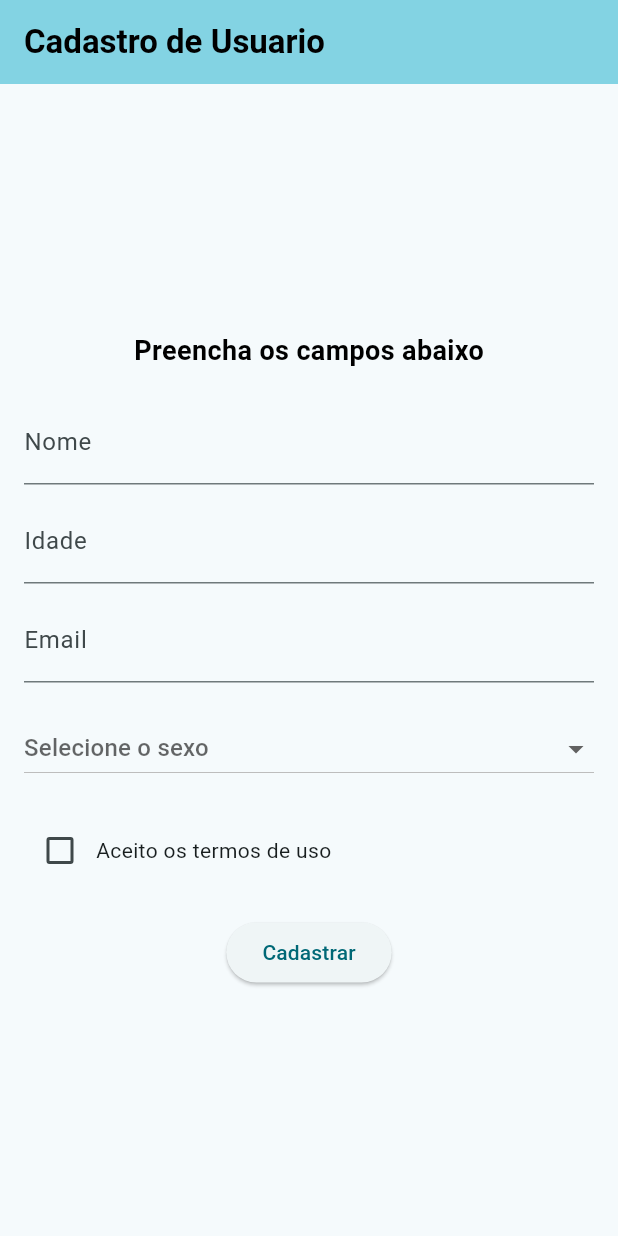
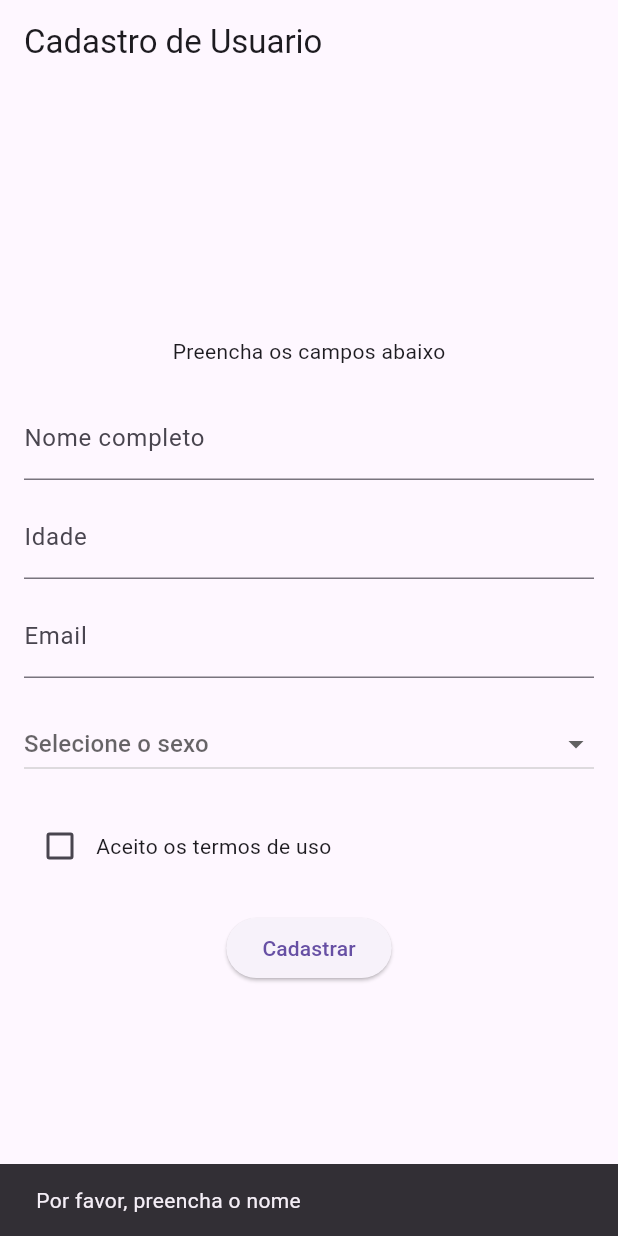
Before and after one commit to pedrojoaofreitasdasilvafacul-cloud/flutteratv2, a Flutter app: the screen it shows after launch, after a tap on "Cadastrar", on a phone screen of 412 x 824 dp. Run offline on Flutter 3.47's test engine with Material 3 defaults, Android fonts, the phone set to English and light mode, and no system bars.

Commit message:
atividade 2 feita

```diff
--- a/atvdois/lib/main.dart
+++ b/atvdois/lib/main.dart
@@ -1,4 +1,5 @@
 import 'package:flutter/material.dart';
+import 'confirmacao_tela.dart';
 
 void main() {
   runApp(const MyApp());
@@ -8,14 +9,9 @@ class MyApp extends StatelessWidget {
   const MyApp({super.key});
 
   @override
-
   Widget build(BuildContext context) {
-
     return MaterialApp(
       title: 'Cadastro de Usuario',
-      theme: ThemeData(
-        colorScheme: ColorScheme.fromSeed(seedColor: Colors.cyan),
-      ),
       home: const MyHomePage(title: 'Cadastro de Usuario'),
     );
   }
@@ -31,23 +27,89 @@ class MyHomePage extends StatefulWidget {
 }
 
 class _MyHomePageState extends State<MyHomePage> {
-
-
   final TextEditingController nomeController = TextEditingController();
   final TextEditingController idadeController = TextEditingController();
   final TextEditingController emailController = TextEditingController();
 
-
   String? sexoSelecionado;
   bool aceitouTermos = false;
 
+  final FocusNode nomeFocus = FocusNode();
+  final FocusNode idadeFocus = FocusNode();
+  final FocusNode emailFocus = FocusNode();
+
+  @override
+  void dispose() {
+    nomeController.dispose();
+    idadeController.dispose();
+    emailController.dispose();
+    nomeFocus.dispose();
+    idadeFocus.dispose();
+    emailFocus.dispose();
+    super.dispose();
+  }
+
+  bool validarCampos(BuildContext context) {
+    if (nomeController.text.trim().isEmpty) {
+      _mostrarSnackBar(context, 'Por favor, preencha o nome');
+      return false;
+    }
+
+    if (idadeController.text.trim().isEmpty) {
+      _mostrarSnackBar(context, 'Por favor, preencha a idade');
+      return false;
+    }
+
+    int? idade;
+    try {
+      idade = int.parse(idadeController.text.trim());
+    } catch (e) {
+      _mostrarSnackBar(context, 'Idade deve ser um número válido');
+      return false;
+    }
+
+    if (idade < 18) {
+      _mostrarSnackBar(context, 'Você deve ter 18 anos ou mais');
+      return false;
+    }
+
+    String email = emailController.text.trim();
+    if (email.isEmpty) {
+      _mostrarSnackBar(context, 'Por favor, preencha o email');
+      return false;
+    }
+    if (!email.contains('@') || !email.contains('.')) {
+      _mostrarSnackBar(context, 'Email inválido. Deve conter "@" e "."');
+      return false;
+    }
+
+    if (sexoSelecionado == null) {
+      _mostrarSnackBar(context, 'Por favor, selecione o sexo');
+      return false;
+    }
+
+    if (!aceitouTermos) {
+      _mostrarSnackBar(context, 'Você deve aceitar os termos de uso');
+      return false;
+    }
+
+    return true;
+  }
+
+  void _mostrarSnackBar(BuildContext context, String mensagem) {
+    ScaffoldMessenger.of(context).showSnackBar(
+      SnackBar(
+        content: Text(mensagem),
+        duration: const Duration(seconds: 2),
+      ),
+    );
+  }
+
   @override
   Widget build(BuildContext context) {
-
     return Scaffold(
       appBar: AppBar(
-        backgroundColor: Theme.of(context).colorScheme.inversePrimary,
-        title: Text(widget.title, style: const TextStyle(fontSize: 22, fontWeight: FontWeight.bold,color: Colors.black,)),
+        title: Text(widget.title),
       ),
       body: Center(
         child: Padding(
@@ -55,81 +117,122 @@ class _MyHomePageState extends State<MyHomePage> {
           child: Column(
             mainAxisAlignment: MainAxisAlignment.center,
             children: [
-
               const Text(
                 "Preencha os campos abaixo",
-                style: TextStyle(fontSize: 18, fontWeight: FontWeight.bold,color: Colors.black,),
               ),
-
               const SizedBox(height: 20),
 
+              // Campo Nome
               TextField(
                 controller: nomeController,
-                decoration: const InputDecoration(labelText: "Nome"),
+                focusNode: nomeFocus,
+                textInputAction: TextInputAction.next,
+                onSubmitted: (_) {
+                  FocusScope.of(context).requestFocus(idadeFocus);
+                },
+                decoration: const InputDecoration(
+                  labelText: "Nome completo",
+                  hintText: "Digite seu nome",
+                ),
               ),
-
               const SizedBox(height: 10),
 
+              // Campo Idade
               TextField(
                 controller: idadeController,
-                decoration: const InputDecoration(labelText: "Idade"),
+                focusNode: idadeFocus,
+                textInputAction: TextInputAction.next,
+                onSubmitted: (_) {
+                  FocusScope.of(context).requestFocus(emailFocus);
+                },
                 keyboardType: TextInputType.number,
+                decoration: const InputDecoration(
+                  labelText: "Idade",
+                  hintText: "Digite sua idade",
+                ),
               ),
-
               const SizedBox(height: 10),
 
+              // Campo Email
               TextField(
                 controller: emailController,
-                decoration: const InputDecoration(labelText: "Email"),
+                focusNode: emailFocus,
+                textInputAction: TextInputAction.done,
+                keyboardType: TextInputType.emailAddress,
+                onSubmitted: (_) {
+                  FocusScope.of(context).unfocus();
+                },
+                decoration: const InputDecoration(
+                  labelText: "Email",
+                  hintText: "exemplo@email.com",
+                ),
               ),
-
               const SizedBox(height: 20),
 
+              // Dropdown Sexo (sem estilização)
               DropdownButton<String>(
                 hint: const Text("Selecione o sexo"),
                 value: sexoSelecionado,
                 isExpanded: true,
-                items: ["Masculino", "Feminino", "Outro"]
-                    .map((sexo) => DropdownMenuItem(
-                  value: sexo,
-                  child: Text(sexo),
-                ))
-                    .toList(),
+                items: const [
+                  DropdownMenuItem(
+                    value: "Masculino",
+                    child: Text("Masculino"),
+                  ),
+                  DropdownMenuItem(
+                    value: "Feminino",
+                    child: Text("Feminino"),
+                  ),
+                  DropdownMenuItem(
+                    value: "Outro",
+                    child: Text("Outro"),
+                  ),
+                ],
                 onChanged: (value) {
                   setState(() {
                     sexoSelecionado = value;
                   });
                 },
               ),
-
               const SizedBox(height: 20),
 
+              // Checkbox Termos (sem estilização)
               Row(
                 children: [
                   Checkbox(
                     value: aceitouTermos,
                     onChanged: (value) {
                       setState(() {
-                        aceitouTermos = value!;
+                        aceitouTermos = value ?? false;
                       });
                     },
                   ),
                   const Expanded(
-                    child: Text("Aceito os termos de uso"),
+                    child: Text(
+                      "Aceito os termos de uso",
+                    ),
                   ),
                 ],
               ),
-
               const SizedBox(height: 20),
 
+              // Botão Cadastrar (sem estilização)
               ElevatedButton(
                 onPressed: () {
-                  // depois vamos usar isso
-                  print("Nome: ${nomeController.text}");
-                  print("Idade: ${idadeController.text}");
-                  print("Email: ${emailController.text}");
-                  print("Sexo: $sexoSelecionado");
-                  print("Aceitou termos: $aceitouTermos");
+                  if (validarCampos(context)) {
+                    Navigator.push(
+                      context,
+                      MaterialPageRoute(
+                        builder: (context) => ConfirmacaoTela(
+                          nome: nomeController.text.trim(),
+                          idade: idadeController.text.trim(),
+                          email: emailController.text.trim(),
+                          sexo: sexoSelecionado!,
+                          aceitouTermos: aceitouTermos,
+                        ),
+                      ),
+                    );
+                  }
                 },
                 child: const Text("Cadastrar"),
               ),
```
Also changed, not shown: atvdois/lib/confirmacao_tela.dart (added, +78 -0 lines).
